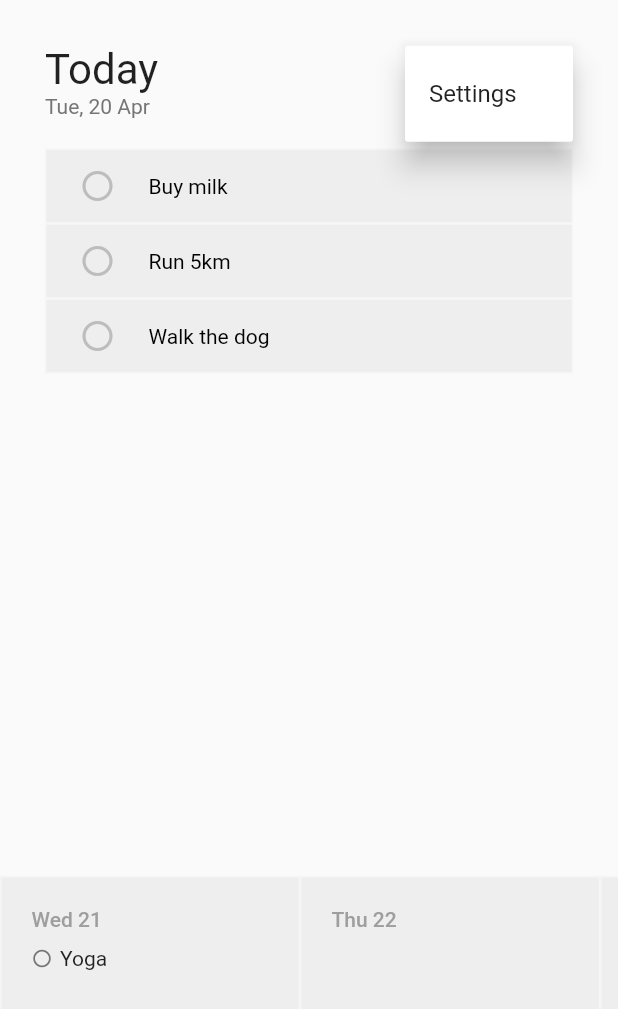
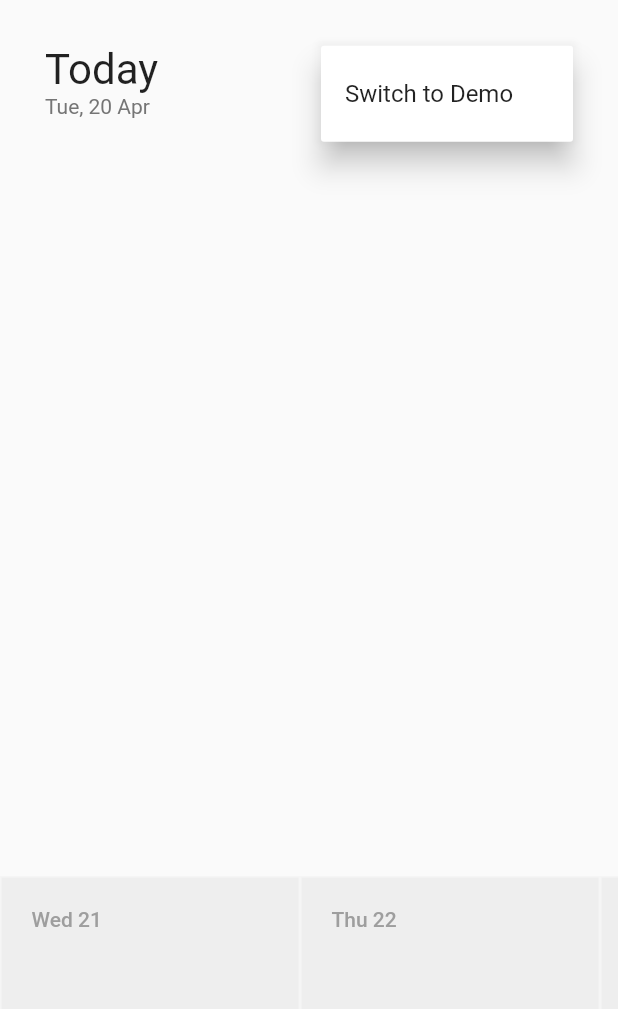
Before and after one commit to simonbengtsson/task-manager, a Flutter app: the screen it shows after launch, after a tap on the "keyboard control" icon, on a phone screen of 412 x 824 dp. Shown: the top 1009 px of the screen. Run offline on Flutter 3.47's test engine with Material 2 defaults, Android fonts, the phone set to English and light mode, and no system bars; our stand-ins replace shared_preferences.

Commit message:
Persist tasks

```diff
--- a/lib/main.dart
+++ b/lib/main.dart
@@ -23,11 +23,10 @@ class MainScreen extends StatefulWidget {
 }
 
 class _MainScreenState extends State<MainScreen> {
-  final List<Task> todayTasks = [];
-
+  List<Task> todayTasks = [];
   List<Day> days = [];
-
   Task? activeTask;
+  bool demoMode = false;
 
   @override
   initState() {
@@ -41,19 +40,22 @@ class _MainScreenState extends State<MainScreen> {
       return day;
     });
 
-    todayTasks.add(Task('Buy milk'));
-    todayTasks.add(Task('Run 5km'));
-    todayTasks.add(Task('Walk the dog'));
-
-    var yoga = Task('Yoga');
-    yoga.date = DateTime.fromMillisecondsSinceEpoch(DateTime.now().millisecondsSinceEpoch + 24 * 3600 * 1000);
-    todayTasks.add(yoga);
+    ValueStore().loadTasks().then((tasks) {
+      setState(() {
+        todayTasks = tasks;
+      });
+    });
 
     super.initState();
   }
 
   @override
   Widget build(BuildContext context) {
+    // Find a better place for this?
+    if (!demoMode) {
+      ValueStore().saveTasks(todayTasks);
+    }
+
     return Scaffold(
       body: Column(
         crossAxisAlignment: CrossAxisAlignment.start,
@@ -105,15 +107,35 @@ class _MainScreenState extends State<MainScreen> {
           ),
           PopupMenuButton(
             icon: Icon(Icons.more_horiz),
-            onSelected: (value) {
-              if (value == "settings") {
-                print("Settings clicked");
+            onSelected: (value) async {
+              var loadedTasks = await ValueStore().loadTasks();
+              if (value == "demo") {
+                setState(() {
+                  demoMode = !demoMode;
+                  if (demoMode) {
+                    todayTasks = [];
+
+                    todayTasks.add(Task('Buy milk'));
+                    todayTasks.add(Task('Run 5km'));
+                    todayTasks.add(Task('Walk the dog'));
+
+                    var food = Task('Food Conference');
+                    food.date = DateTime.fromMillisecondsSinceEpoch(DateTime.now().millisecondsSinceEpoch - 48 * 3600 * 1000);
+                    todayTasks.add(food);
+
+                    var yoga = Task('Yoga');
+                    yoga.date = DateTime.fromMillisecondsSinceEpoch(DateTime.now().millisecondsSinceEpoch + 24 * 3600 * 1000);
+                    todayTasks.add(yoga);
+                  } else {
+                    todayTasks = loadedTasks;
+                  }
+                });
               }
             },
             itemBuilder: (BuildContext context) {
               var item = PopupMenuItem<String>(
-                value: "settings",
-                child: Text("Settings"),
+                value: "demo",
+                child: Text(demoMode ? 'Turn off Demo' : "Switch to Demo"),
               );
               return [item];
             },
@@ -142,7 +164,11 @@ class _MainScreenState extends State<MainScreen> {
           });
         },*/
         children: [
-          for (var entry in todayTasks.where((element) => element.date == null).toList().asMap().entries)
+          for (var entry in todayTasks.where((element) {
+            var date = element.date;
+            if (date == null) return true;
+            return Day(date).daySince1970 <= Day(DateTime.now()).daySince1970;
+          }).toList().asMap().entries)
             buildTaskRow(context, entry.key, entry.value)
         ],
       );
--- a/lib/models.dart
+++ b/lib/models.dart
@@ -1,3 +1,23 @@
+import 'dart:convert';
+import 'package:shared_preferences/shared_preferences.dart';
+
+class ValueStore {
+  Future<List<Task>> loadTasks() async {
+    SharedPreferences prefs = await SharedPreferences.getInstance();
+    String jsonString = prefs.getString('tasks') ?? '[]';
+    List<dynamic> saved = jsonDecode(jsonString);
+    var tasks = saved.map((e) => Task.fromJson(e)).toList();
+    return tasks;
+  }
+
+  saveTasks(List<Task> tasks) async {
+    SharedPreferences prefs = await SharedPreferences.getInstance();
+    var data = tasks.map((e) => e.toJson()).toList();
+    String jsonString = jsonEncode(data);
+    prefs.setString('tasks', jsonString);
+    return tasks;
+  }
+}
 
 class Task {
   String text;
@@ -14,9 +34,27 @@ class Task {
     return Task('');
   }
 
-  factory Task.fromJson(Map<String, Object> json) {
-    var name = json["name"] as String;
-    return Task(name);
+  Map<String, dynamic> toJson() {
+    var map = { 'text': text };
+    if (completedAt != null)
+      map['completedAt'] = completedAt!.toIso8601String();
+    if (date != null)
+      map['date'] = date!.toIso8601String();
+    return map;
+  }
+
+  factory Task.fromJson(Map<String, dynamic> json) {
+    var text = json["text"] as String;
+    var dateString = json["date"] as String?;
+    var completedAtString = json["completedAt"] as String?;
+
+    var task = Task(text);
+    if (dateString != null)
+      task.date = DateTime.parse(dateString);
+    if (completedAtString != null)
+      task.completedAt = DateTime.parse(completedAtString);
+
+    return task;
   }
 }
 
```
